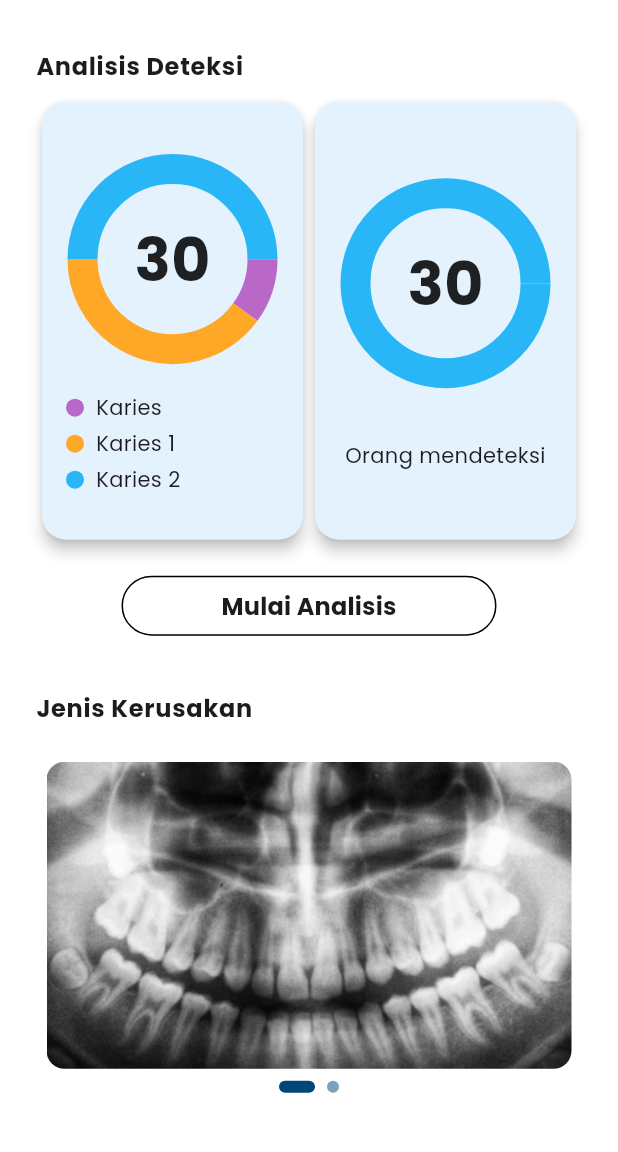
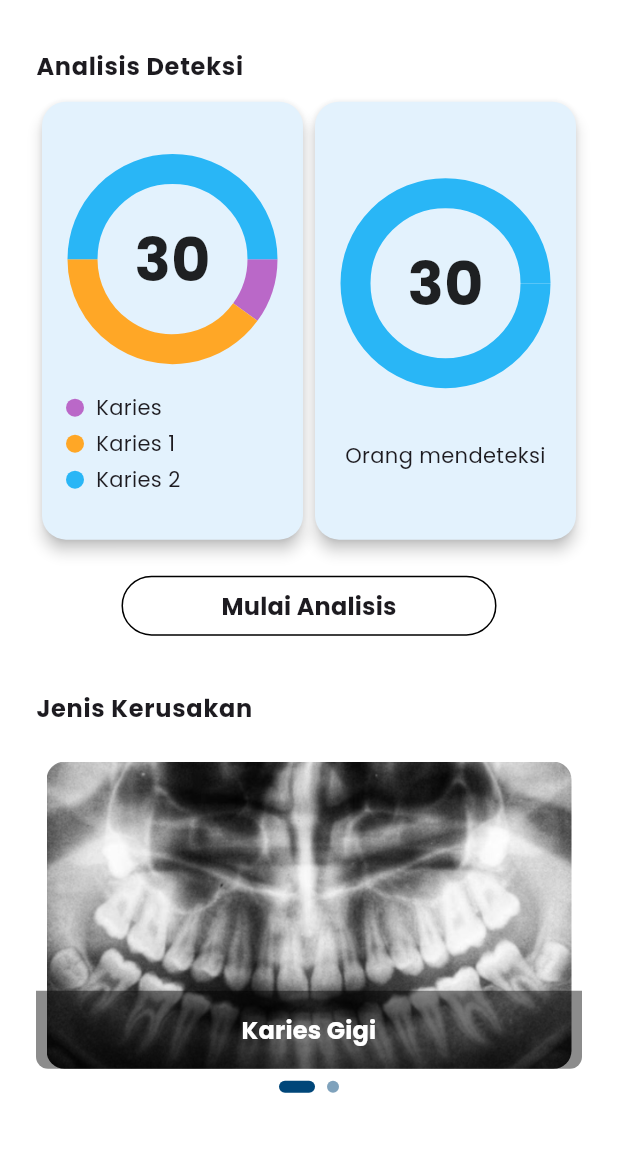
Before and after one commit to NotDaniArya/panoramicai, a Flutter app: the HomeScreen screen opened directly, scrolled down 272 dp, on a phone screen of 412 x 824 dp, the part 84-1236 px from its top. Run offline on Flutter 3.47's test engine with Material 3 defaults, Android fonts, the phone set to English and light mode, and no system bars; drawn by our look-alikes of carousel_slider, fl_chart; our stand-ins replace cached_network_image, dio, flutter_riverpod, font_awesome_flutter, google_fonts, toastification.

Commit message:
feat : detail_jenis_kerusakan_screen.dart sudah selesai

```diff
--- a/lib/features/home/presentation/screens/home_screen.dart
+++ b/lib/features/home/presentation/screens/home_screen.dart
@@ -1,4 +1,5 @@
 import 'package:flutter/material.dart';
+import 'package:panoramicai/features/home/presentation/screens/detail_jenis_kerusakan_screen.dart';
 import 'package:panoramicai/features/home/presentation/screens/widgets/chart_card_jenis_kerusakan.dart';
 import 'package:panoramicai/features/home/presentation/screens/widgets/chart_card_jumlah_deteksi.dart';
 import 'package:panoramicai/utils/constant/images.dart';
@@ -92,7 +93,8 @@ class HomeScreen extends StatelessWidget {
                     margin: const EdgeInsets.only(top: TSizes.scaffoldPadding),
                     child: const InformationSlider(
                       imageList: MyImages.homeImageBotList,
-                      isHaveInformation: false,
+                      isHaveInformation: true,
+                      ontap: DetailJenisKerusakanScreen(),
                     ),
                   ),
                   const SizedBox(height: TSizes.spaceBtwItems),
--- a/lib/utils/shared_widgets/information_slider.dart
+++ b/lib/utils/shared_widgets/information_slider.dart
@@ -10,10 +10,12 @@ class InformationSlider extends ConsumerStatefulWidget {
     super.key,
     required this.imageList,
     required this.isHaveInformation,
+    this.ontap,
   });
 
   final List<String> imageList;
   final bool isHaveInformation;
+  final Widget? ontap;
 
   @override
   ConsumerState<InformationSlider> createState() => _InformationSlider();
@@ -38,7 +40,14 @@ class _InformationSlider extends ConsumerState<InformationSlider> {
       crossAxisAlignment: CrossAxisAlignment.center,
       children: [
         InkWell(
-          onTap: () {},
+          onTap: () {
+            widget.ontap == null
+                ? null
+                : Navigator.push(
+                    context,
+                    MaterialPageRoute(builder: (context) => widget.ontap!),
+                  );
+          },
           child: Stack(
             alignment: Alignment.bottomCenter,
             children: [
@@ -72,10 +81,7 @@ class _InformationSlider extends ConsumerState<InformationSlider> {
                   left: 0,
                   right: 0,
                   child: Container(
-                    padding: const EdgeInsetsGeometry.symmetric(
-                      vertical: 6,
-                      horizontal: 12,
-                    ),
+                    padding: const EdgeInsetsGeometry.all(14),
                     decoration: const BoxDecoration(
                       color: Colors.black45,
                       borderRadius: BorderRadiusGeometry.only(
@@ -83,24 +89,13 @@ class _InformationSlider extends ConsumerState<InformationSlider> {
                         bottomLeft: Radius.circular(8),
                       ),
                     ),
-                    child: Column(
-                      children: [
-                        Text(
-                          'title',
-                          textAlign: TextAlign.center,
-                          style: textTheme.bodySmall!.copyWith(
-                            color: Colors.white,
-                          ),
-                        ),
-                        const SizedBox(height: TSizes.smallSpace / 2),
-                        Text(
-                          'author',
-                          textAlign: TextAlign.center,
-                          style: textTheme.bodySmall!.copyWith(
-                            color: Colors.white,
-                          ),
-                        ),
-                      ],
+                    child: Text(
+                      'Karies Gigi',
+                      textAlign: TextAlign.center,
+                      style: textTheme.titleMedium!.copyWith(
+                        color: Colors.white,
+                        fontWeight: FontWeight.bold,
+                      ),
                     ),
                   ),
                 ),
```
Also changed, not shown: lib/features/home/presentation/screens/detail_jenis_kerusakan_screen.dart (added, +80 -0 lines), assets/icons/deteksi.png (deleted).
